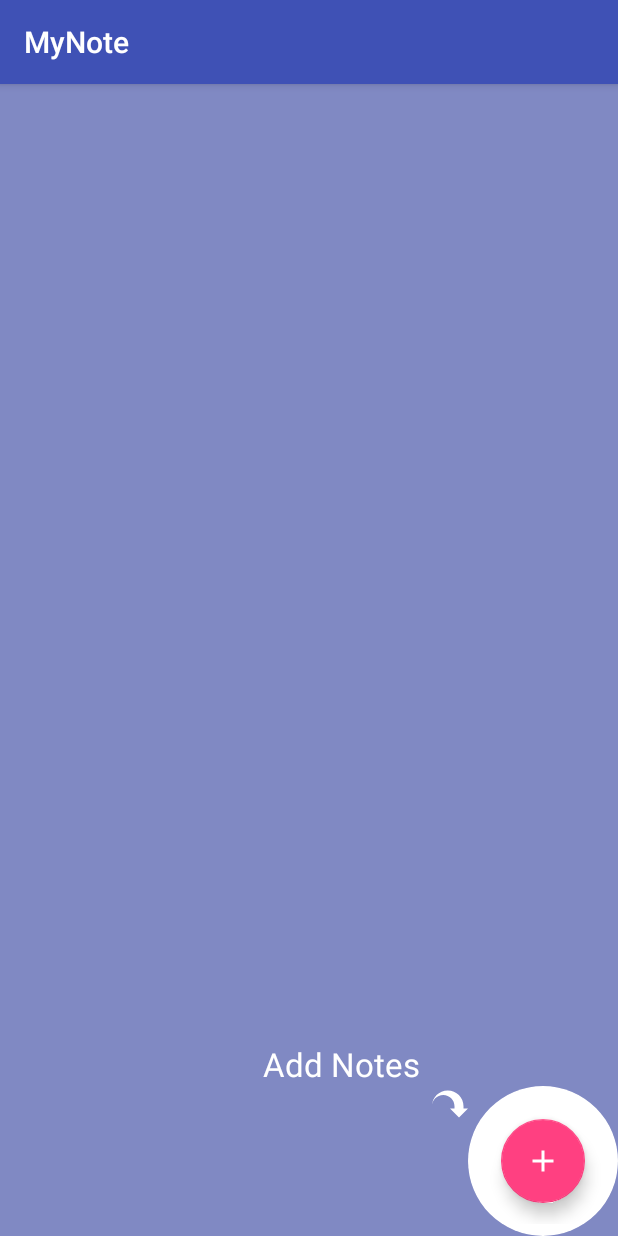
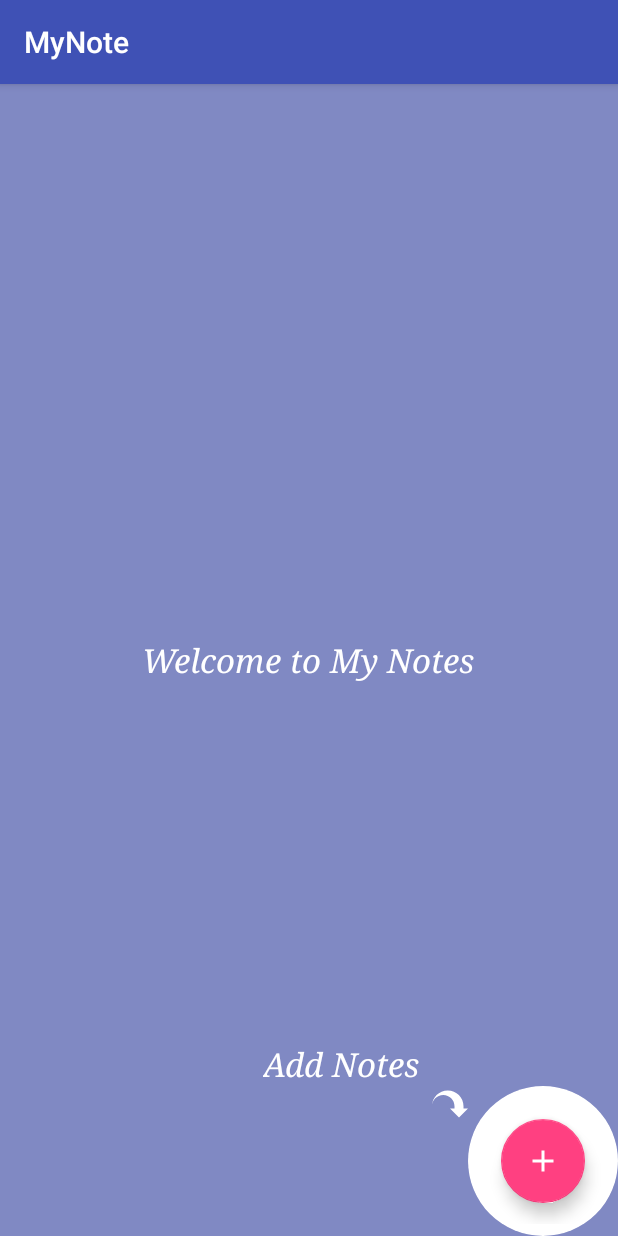
Before and after one commit to YuvrajJovile/MyNote, an Android app: the screen it shows after launch (MainActivity), on a phone screen of 412 x 824 dp. Run offline under Robolectric (Android 15) with nearby library versions, the phone set to English and light mode, and no system bars.

Commit message:
welcome message

```diff
--- a/app/src/main/java/com/mynote/adapter/NotesRecyclerAdapter.java
+++ b/app/src/main/java/com/mynote/adapter/NotesRecyclerAdapter.java
@@ -103,6 +103,13 @@ public class NotesRecyclerAdapter extends RecyclerView.Adapter<NotesRecyclerAdap
         }
     }
 
+    public interface NotesClickListner {
+        void onClick(View view, int pos);
+
+        void onLongPress(View view, int pos);
+
+    }
+
     public static class RecyclerTouchListner implements RecyclerView.OnItemTouchListener {
 
         private NotesClickListner mNotesClickListner;
@@ -122,6 +129,8 @@ public class NotesRecyclerAdapter extends RecyclerView.Adapter<NotesRecyclerAdap
                     View child = recyclerView.findChildViewUnder(e.getX(), e.getY());
                     if (child != null && mNotesClickListner != null) {
                         Log.d("RecyclerAdapter", "Long click is called");
+                        int pos = recyclerView.getChildAdapterPosition(child);
+                        mNotesClickListner.onLongPress(child, pos);
                     }
                 }
 
@@ -151,9 +160,4 @@ public class NotesRecyclerAdapter extends RecyclerView.Adapter<NotesRecyclerAdap
         }
     }
 
-    public interface NotesClickListner {
-        void onClick(View view, int pos);
-
-    }
-
 }
--- a/app/src/main/java/com/mynote/utils/IConstants.java
+++ b/app/src/main/java/com/mynote/utils/IConstants.java
@@ -4,10 +4,9 @@ public class IConstants {
 
     public static int ID_CREATE_OR_EDIT_OR_DELETE = 100;
 
-    public static boolean IN = true;
+    public static String IN = "logged_in";
     public static String IN_OUT_KEY = "login";
-    public static boolean OUT = false;
-
+    public static String OUT = "logged_out";
 
 
     public static String EDIT = "edit";
--- a/app/src/main/java/com/mynote/utils/NotesApplication.java
+++ b/app/src/main/java/com/mynote/utils/NotesApplication.java
@@ -31,13 +31,14 @@ public class NotesApplication extends Application {
     }
 
 
-    public void setLoginFlag(boolean pLoginFlag) {
+    public void setLoginFlag(String pLoginFlag) {
         mSharedPreferencesEditor = mSharedPreferences.edit();
-        mSharedPreferencesEditor.putBoolean(IN_OUT_KEY, pLoginFlag);
+        mSharedPreferencesEditor.putString(IN_OUT_KEY, pLoginFlag);
         mSharedPreferencesEditor.commit();
     }
 
-    public boolean getLoginDetails() {
-        return mSharedPreferences.getBoolean(IN_OUT_KEY, true);
+    public String getLoginDetails() {
+        return mSharedPreferences.getString(IN_OUT_KEY, "");
+
     }
 }
--- a/app/src/main/res/layout/activity_main.xml
+++ b/app/src/main/res/layout/activity_main.xml
@@ -2,8 +2,8 @@
 <RelativeLayout xmlns:android="http://schemas.android.com/apk/res/android"
     xmlns:app="http://schemas.android.com/apk/res-auto"
     xmlns:tools="http://schemas.android.com/tools"
+    android:id="@+id/v_background_lay"
     android:layout_width="match_parent"
-    android:id="@+id/v_background_lay"
     android:layout_height="match_parent"
     tools:context=".view.MainActivity">
 
@@ -34,9 +34,11 @@
         android:layout_above="@id/v_fab_lay"
         android:layout_marginRight="8dp"
         android:layout_toLeftOf="@id/iv_arrow"
+        android:fontFamily="serif"
         android:text="@string/add_notes"
         android:textAppearance="@style/Base.TextAppearance.AppCompat.Large"
-        android:textColor="@color/colorWhite" />
+        android:textColor="@color/colorWhite"
+        android:textStyle="italic" />
 
 
     <TextView
@@ -44,9 +46,11 @@
         android:layout_width="wrap_content"
         android:layout_height="wrap_content"
         android:layout_centerInParent="true"
+        android:fontFamily="serif"
         android:text="@string/welcome_message"
         android:textAppearance="@style/Base.TextAppearance.AppCompat.Large"
-        android:textColor="@color/colorWhite" />
+        android:textColor="@color/colorWhite"
+        android:textStyle="italic" />
 
     <ImageView
         android:id="@+id/iv_arrow"
```
Also changed, not shown: app/src/main/java/com/mynote/view/MainActivity.java (+67 -5 lines).
